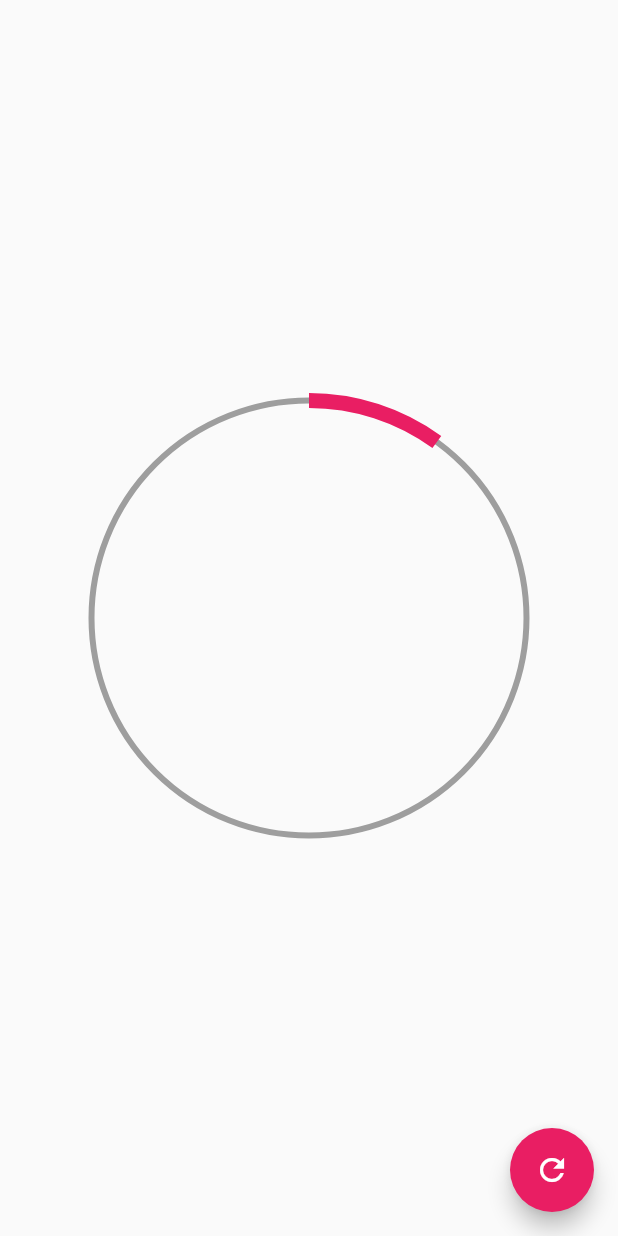
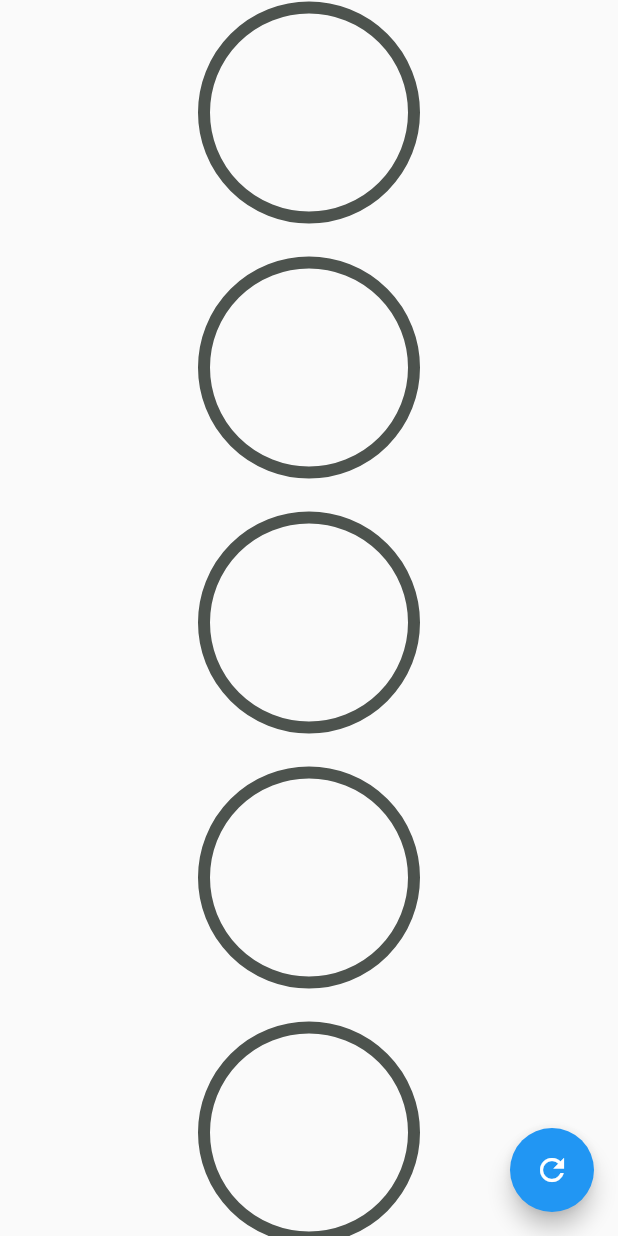
Before and after one commit to jazminasaleh/custom_painter_flutter, a Flutter app: the screen it shows after launch, after a tap on the "refresh" icon, on a phone screen of 412 x 824 dp. Run offline on Flutter 3.47's test engine with Material 2 defaults, Android fonts, the phone set to English and light mode, and no system bars.

Commit message:
radial con animacion

```diff
--- a/lib/main.dart
+++ b/lib/main.dart
@@ -1,6 +1,5 @@
-import 'package:diseno/src/pages/animaciones_page.dart';
-import 'package:diseno/src/pages/circular_progress_page.dart';
-import 'package:diseno/src/pages/headers_page.dart';
+import 'package:diseno/src/labs/circular_progress_page.dart';
+import 'package:diseno/src/pages/graficas_circulares_pages.dart';
 import 'package:flutter/material.dart';
 
 void main() => runApp(const MyApp());
@@ -10,10 +9,10 @@ class MyApp extends StatelessWidget {
 
   @override
   Widget build(BuildContext context) {
-    return MaterialApp(
+    return const MaterialApp(
       debugShowCheckedModeBanner: false,
       title: 'Diaños apps',
-      home: CircularProgressPage()
+      home: GraficasCircualresPage()
     );
   }
 }
--- a/lib/src/pages/circular_progress_page.dart
+++ b/lib/src/labs/circular_progress_page.dart
@@ -1,4 +1,5 @@
 import 'dart:math';
+import 'dart:ui';
 
 import 'package:flutter/material.dart';
 
@@ -9,8 +10,31 @@ class CircularProgressPage extends StatefulWidget {
   State<CircularProgressPage> createState() => _CircularProgressPageState();
 }
 
-class _CircularProgressPageState extends State<CircularProgressPage> {
-  double porcentaje = 10;
+class _CircularProgressPageState extends State<CircularProgressPage>
+    with SingleTickerProviderStateMixin {
+  late AnimationController controller;
+  double porcentaje = 0.0;
+  double nuevoPorcentaje = 0.0;
+
+  @override
+  void initState() {
+    controller = new AnimationController(
+        vsync: this, duration: Duration(microseconds: 800));
+    controller.addListener(() {
+      //print('valor controller: ${controller.value}');
+      setState(() {
+        porcentaje = lerpDouble(porcentaje, nuevoPorcentaje, controller.value)!;
+      });
+    });
+    super.initState();
+  }
+
+  @override
+  void dispose() {
+    controller.dispose();
+    super.dispose();
+  }
+
   @override
   Widget build(BuildContext context) {
     return Scaffold(
@@ -18,10 +42,15 @@ class _CircularProgressPageState extends State<CircularProgressPage> {
           child: Icon(Icons.refresh),
           backgroundColor: Colors.pink,
           onPressed: () {
-            porcentaje += Random().nextInt(20);
-            if (porcentaje > 100) porcentaje = 0;
+            porcentaje = nuevoPorcentaje;
+            nuevoPorcentaje += Random().nextInt(20);
+            if (nuevoPorcentaje > 100) {
+              nuevoPorcentaje = 0;
+              porcentaje = 0;
+            }
+            controller.forward(from: 0.0);
             //*Para notificar que el estado ha cambiado
-          setState(() {});
+            setState(() {});
           }),
       body: Center(
         child: Container(
--- /dev/null
+++ b/lib/src/pages/graficas_circulares_pages.dart
@@ -0,0 +1,89 @@
+import 'dart:math';
+
+import 'package:diseno/src/widgets/radial_progress.dart';
+import 'package:flutter/material.dart';
+
+class GraficasCircualresPage extends StatefulWidget {
+  const GraficasCircualresPage({super.key});
+
+  @override
+  State<GraficasCircualresPage> createState() => _GraficasCircualresPageState();
+}
+
+class _GraficasCircualresPageState extends State<GraficasCircualresPage> {
+  double porcentaje = 0.0;
+  @override
+  Widget build(BuildContext context) {
+    return Scaffold(
+      floatingActionButton: FloatingActionButton(
+          child: const Icon(Icons.refresh),
+          onPressed: () {
+            setState(() {
+              porcentaje += Random().nextInt(20);
+              if (porcentaje > 100) porcentaje = 0;
+            });
+          }),
+      body: Column(mainAxisAlignment: MainAxisAlignment.center, children: [
+
+        Row(
+          mainAxisAlignment: MainAxisAlignment.spaceAround,
+          children: [
+            CustomRadialProgress(porcentaje: porcentaje, color: Color.fromARGB(255, 252, 22, 5)),
+          ],
+        ),
+          SizedBox(height: 20,),
+        Row(
+          mainAxisAlignment: MainAxisAlignment.spaceAround,
+          children: [
+           CustomRadialProgress(porcentaje: porcentaje, color: Color.fromARGB(255, 5, 249, 13)),
+          ],
+        ),
+        SizedBox(height: 20,),
+        Row(
+          mainAxisAlignment: MainAxisAlignment.spaceAround,
+          children: [
+            CustomRadialProgress(porcentaje: porcentaje, color: Color.fromARGB(255, 251, 3, 86)),
+          ],
+        ),
+           SizedBox(height: 20,),
+        Row(
+          mainAxisAlignment: MainAxisAlignment.spaceAround,
+          children: [
+           CustomRadialProgress(porcentaje: porcentaje, color: Color.fromARGB(255, 1, 136, 247),),
+          ],
+        ),
+             SizedBox(height: 20,),
+        Row(
+          mainAxisAlignment: MainAxisAlignment.spaceAround,
+          children: [
+           CustomRadialProgress(porcentaje: porcentaje, color: Color.fromARGB(255, 239, 247, 1),),
+          ],
+        ),
+      ]),
+    );
+  }
+}
+
+class CustomRadialProgress extends StatelessWidget {
+  final Color color;
+  const CustomRadialProgress({
+
+    required this.porcentaje, required this.color,
+  });
+
+  final double porcentaje;
+
+  @override
+  Widget build(BuildContext context) {
+    return Container(
+      width: 150,
+      height: 150,
+      child: RadialProgress(
+          porcenataje: porcentaje,
+          colorPrimario: color,
+          colorSecundario: Color.fromARGB(255, 77, 83, 78),
+          grosorSecundario: 8,
+          grosorPrimario: 10),
+    );
+  }
+}
--- /dev/null
+++ b/lib/src/widgets/radial_progress.dart
@@ -0,0 +1,122 @@
+import 'dart:math';
+
+import 'package:flutter/material.dart';
+
+class RadialProgress extends StatefulWidget {
+  final porcenataje;
+  final Color colorPrimario;
+  final Color colorSecundario;
+  final double grosorSecundario;
+   final double grosorPrimario;
+  const RadialProgress(
+      {required this.porcenataje,
+      this.colorPrimario = Colors.pink,
+      this.colorSecundario = Colors.grey,
+      this.grosorSecundario = 8.0,
+      this.grosorPrimario = 10.0});
+
+  @override
+  State<RadialProgress> createState() => _RadialProgressState();
+}
+
+//?La parte de la animacion
+//*whith single... es para la animacion del circulo cuando va aumentando el porcentaje
+class _RadialProgressState extends State<RadialProgress>
+    with SingleTickerProviderStateMixin {
+  //*Para las animaciones
+  late AnimationController controller;
+  //*El porcentaje anterioir
+  double? porcentajeAnterior;
+
+  //?Para hacer la respectiva configuracion
+  //?Solo se pidspara una vez cuando se dibuja por primera vez
+  @override
+  void initState() {
+    //*El porcentaje anteriori va a ser el mimso que este mandnaod la persona
+    porcentajeAnterior = widget.porcenataje;
+    //*Se tiene la duracion de la animacion
+    controller =
+        new AnimationController(vsync: this, duration: Duration(seconds: 1));
+    super.initState();
+  }
+
+  //?Para que se limpie cuando ya se destruya el widget
+  @override
+  void dispose() {
+    super.dispose();
+  }
+
+  @override
+  Widget build(BuildContext context) {
+    //*Para que cada vez que se redibuje el widget se vuelva a hacer la animacion
+    controller.forward(from: 0.0);
+    //*La cantidad de porcentaje que se tiene que animar
+    final difernciaAnimar = widget.porcenataje - porcentajeAnterior;
+    porcentajeAnterior = widget.porcenataje;
+
+    return AnimatedBuilder(
+      animation: controller,
+      builder: (BuildContext context, Widget? child) {
+        //*el widget que dibuja el circulo
+        return Container(
+          padding: EdgeInsets.all(5),
+          width: double.infinity,
+          height: double.infinity,
+          child: CustomPaint(
+              painter: _MiRadialProgress(
+                  porcentaje: (widget.porcenataje - difernciaAnimar) +
+                      (difernciaAnimar * controller.value),
+                  widget.colorPrimario,
+                  widget.colorSecundario,
+                  widget.grosorSecundario,
+                  widget.grosorPrimario)),
+        );
+      },
+    );
+  }
+}
+
+//*El dibujo del circulo y del arco
+class _MiRadialProgress extends CustomPainter {
+  final porcentaje;
+  final Color colorPrimario;
+  final Color colorSecundario;
+  final double grosorSecundario;
+  final double grosorPrimario;
+  _MiRadialProgress(this.colorPrimario, this.colorSecundario, this.grosorSecundario, this.grosorPrimario,
+      {this.porcentaje});
+
+  @override
+  void paint(Canvas canvas, Size size) {
+    //*Porcentaje con el que se va llenando el circulo
+
+    //?Lapiz, el ancho, color y si es relleno o solo linea
+    //*Circulo completado
+    final paint = new Paint()
+      ..strokeWidth = grosorSecundario
+      ..color = colorSecundario
+      ..style = PaintingStyle.stroke;
+    final center = new Offset(size.width * 0.5, size.height / 2);
+    final radio = min(size.width * 0.5, size.height * 0.5);
+    canvas.drawCircle(center, radio, paint);
+
+    //*Arco
+    final paintArco = new Paint()
+      ..strokeWidth = grosorPrimario
+      ..color = colorPrimario
+      ..style = PaintingStyle.stroke;
+    //*Parte que se va a ir llenando
+    //* 2*pi es el circulo completo
+    double arcAngle = 2 * pi * (porcentaje / 100);
+    //*Primer argumento:Es el espacio donde se quiere ubicar el circulo
+    //*Segundo argumento: es el angulo inicial
+    //*Tercer argumento: es el angulo de llenado
+    //*Cuarto argumento: si la linea va haciea el cento o no
+    //*Quinto argumento: lapiz
+    canvas.drawArc(Rect.fromCircle(center: center, radius: radio), -pi / 2,
+        arcAngle, false, paintArco);
+  }
+
+  @override
+  bool shouldRepaint(covariant CustomPainter oldDelegate) => true;
+}
```
